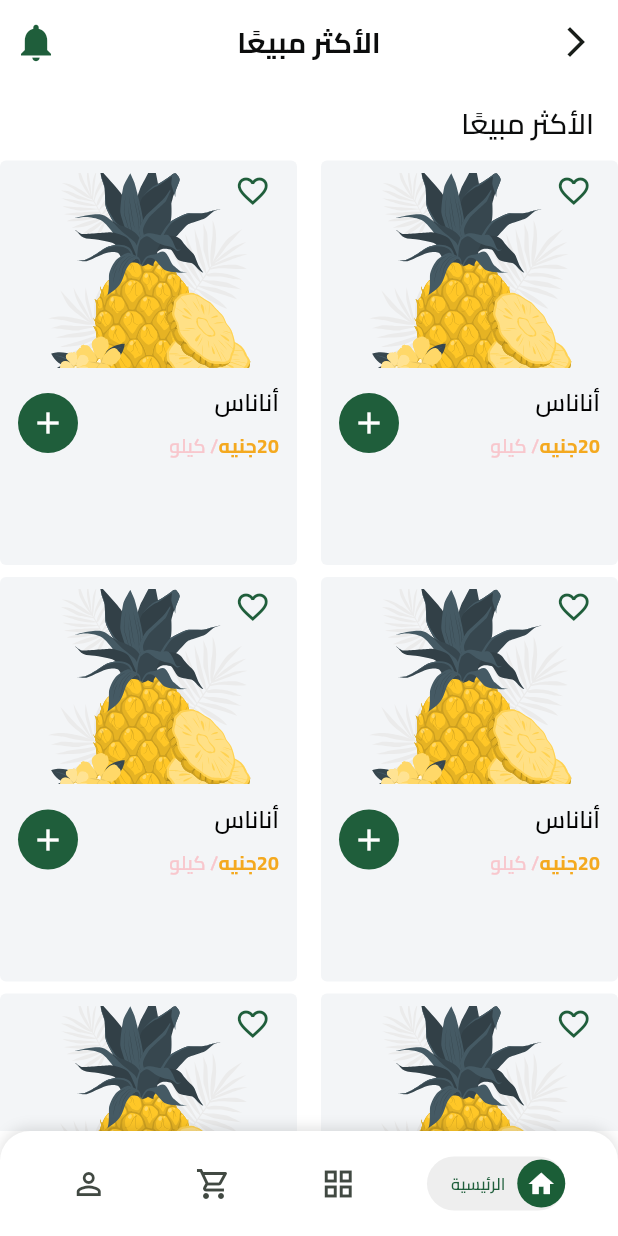
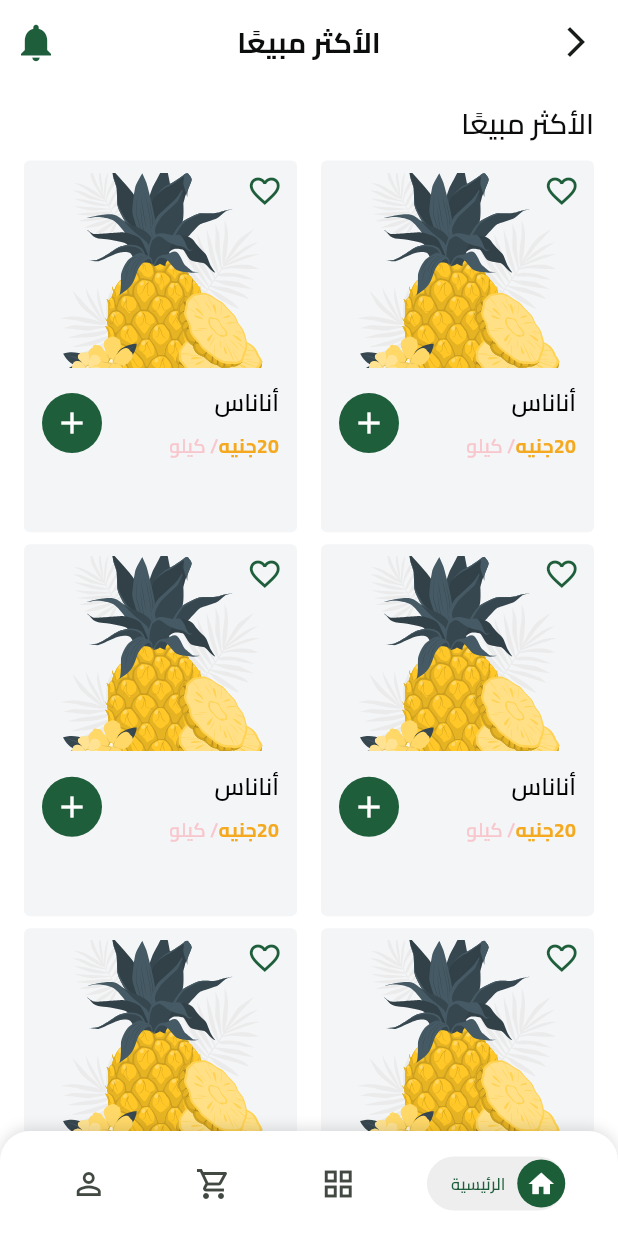
Before and after one commit to ahmed0128382/FruitHub_E_Commerce, a Flutter app: the BestSellingView screen opened by its route, on a phone screen of 412 x 824 dp. Run offline on Flutter 3.47's test engine with Material 3 defaults, Android fonts, the phone set to English and light mode, and no system bars; our stand-ins replace bloc, cloud_firestore, dartz, dots_indicator, firebase_auth, firebase_core and 7 more; missing offline and left inert: flutter_facebook_auth; accounts and stored records are empty.

Commit message:
add padding to best selling

```diff
--- a/lib/features/best_selling/presentation/views/widgets/best_selling_view_body.dart
+++ b/lib/features/best_selling/presentation/views/widgets/best_selling_view_body.dart
@@ -8,7 +8,9 @@ class BestSellingViewBody extends StatelessWidget {
 
   @override
   Widget build(BuildContext context) {
-    return CustomScrollView(
+    return Padding(
+      padding: const EdgeInsets.symmetric(horizontal: kHorizontalPadding),
+      child: CustomScrollView(
         slivers: const [
           SliverToBoxAdapter(
             child: SizedBox(height: 12),
@@ -16,10 +18,7 @@ class BestSellingViewBody extends StatelessWidget {
           SliverToBoxAdapter(
             child: Align(
               alignment: Alignment.centerRight,
-            child: Padding(
-              padding: EdgeInsets.symmetric(horizontal: kHorizontalPadding),
               child: Text('الأكثر مبيعًا', style: AppStyles.semiBold19),
-            ),
             ),
           ),
           SliverToBoxAdapter(
@@ -27,6 +26,7 @@ class BestSellingViewBody extends StatelessWidget {
           ),
           BestSellingSliverGridView(),
         ],
+      ),
     );
   }
 }
```
Lines whose indentation alone changed are shown as unchanged.
